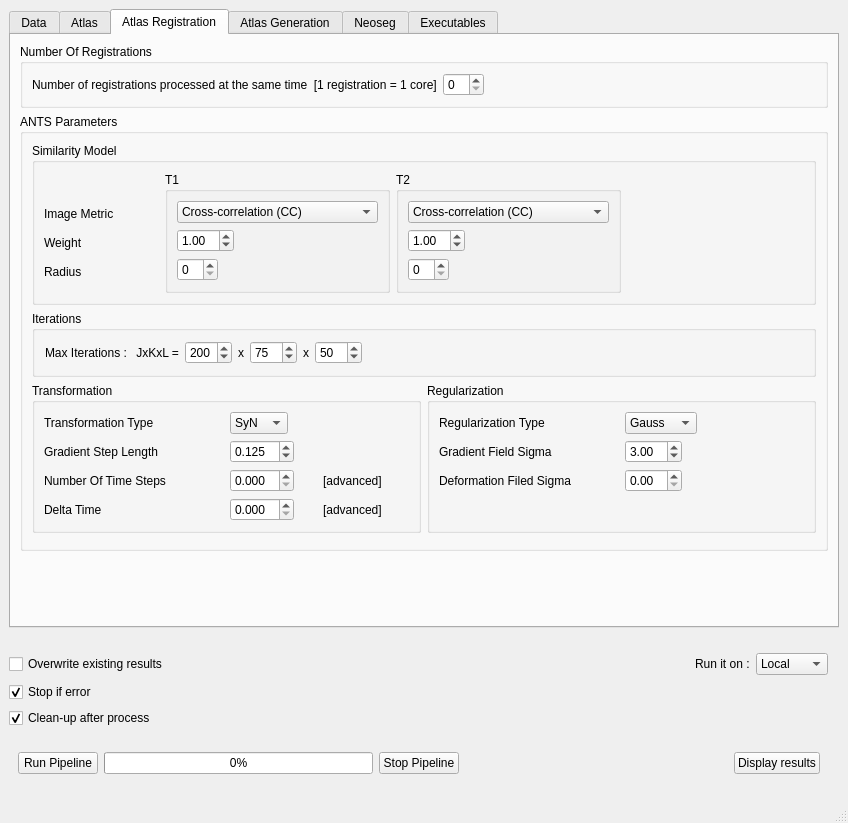
Before: the Qt Designer form Window.ui in hay318/NeosegPipeline, drawn with Qt 5.
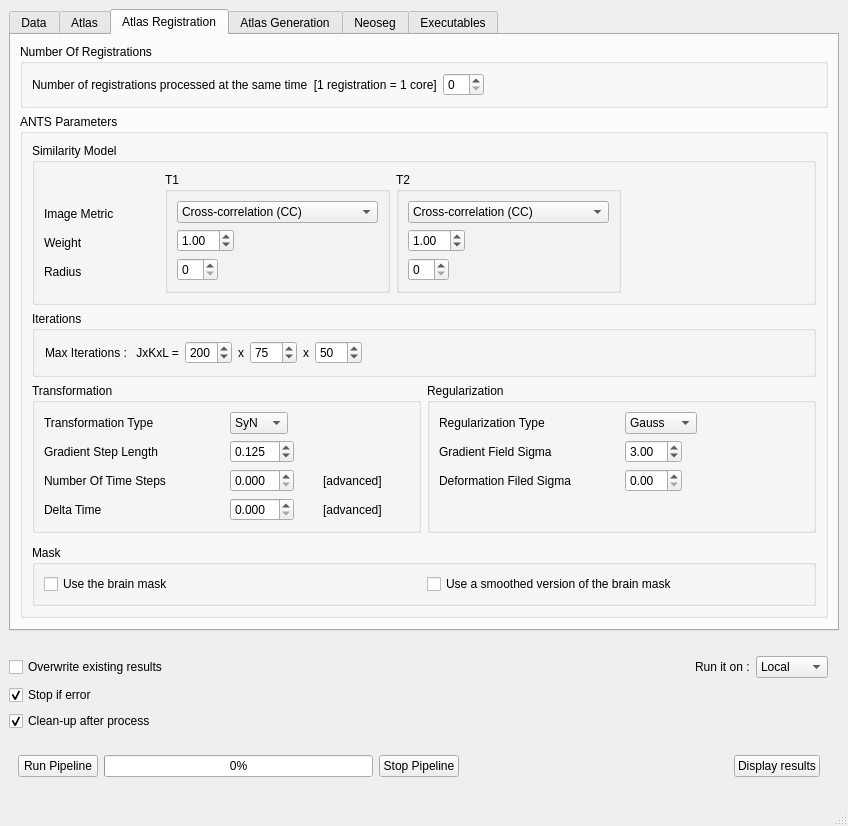
After: the same form once the commit is applied. The open tabs and pages were chosen to show the change.

Commit message: RESULTS: with mask in registration + improvement in the code

What changed in the file:
```diff
--- a/Window.ui
+++ b/Window.ui
@@ -1123,6 +1123,29 @@
              </layout>
             </widget>
            </item>
+           <item>
+            <widget class="QGroupBox" name="groupBox_23">
+             <property name="title">
+              <string>Mask</string>
+             </property>
+             <layout class="QHBoxLayout" name="horizontalLayout_38">
+              <item>
+               <widget class="QCheckBox" name="usingMask_checkBox">
+                <property name="text">
+                 <string>Use the brain mask</string>
+                </property>
+               </widget>
+              </item>
+              <item>
+               <widget class="QCheckBox" name="usingSmoothedMask_checkBox">
+                <property name="text">
+                 <string>Use a smoothed version of the brain mask</string>
+                </property>
+               </widget>
+              </item>
+             </layout>
+            </widget>
+           </item>
           </layout>
          </widget>
         </item>
```
Left out of the diff: 74 changed lines with no effect on the pictures. The commit also changes 26 other files.
